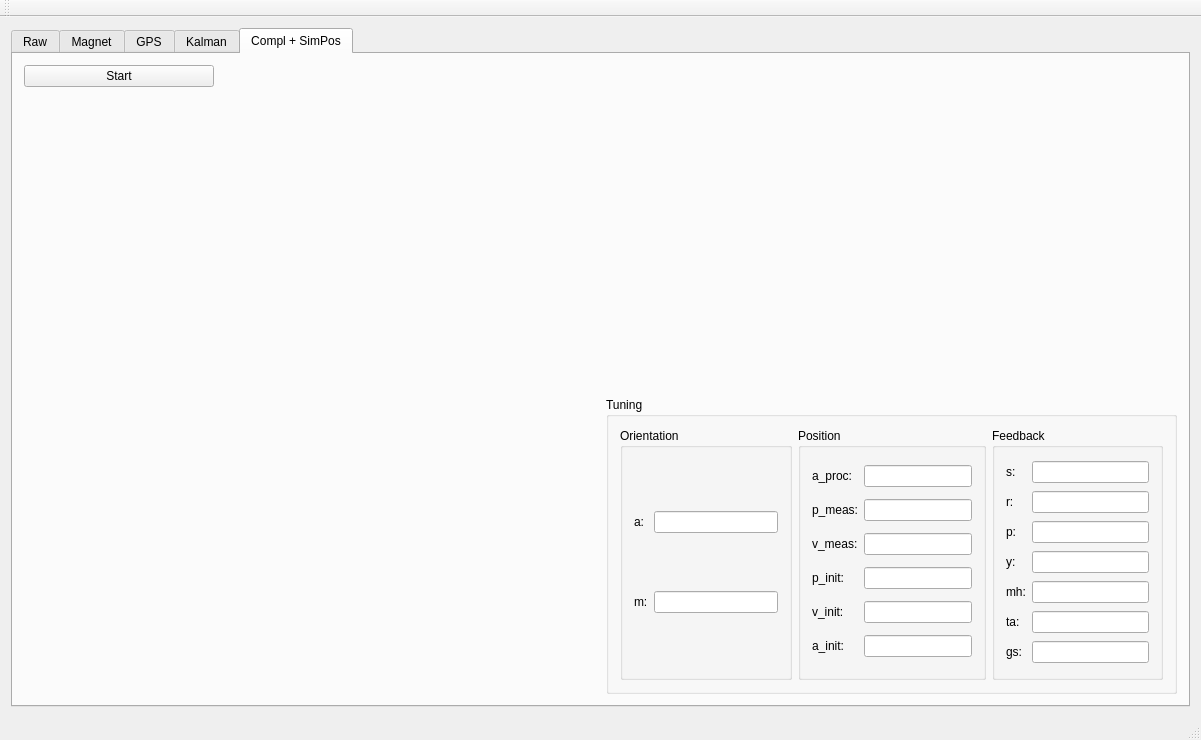
The window that ins_board_pc/mainwindow.ui (quantum-pie/ins-board-pc) describes before a commit, drawn with Qt 5.
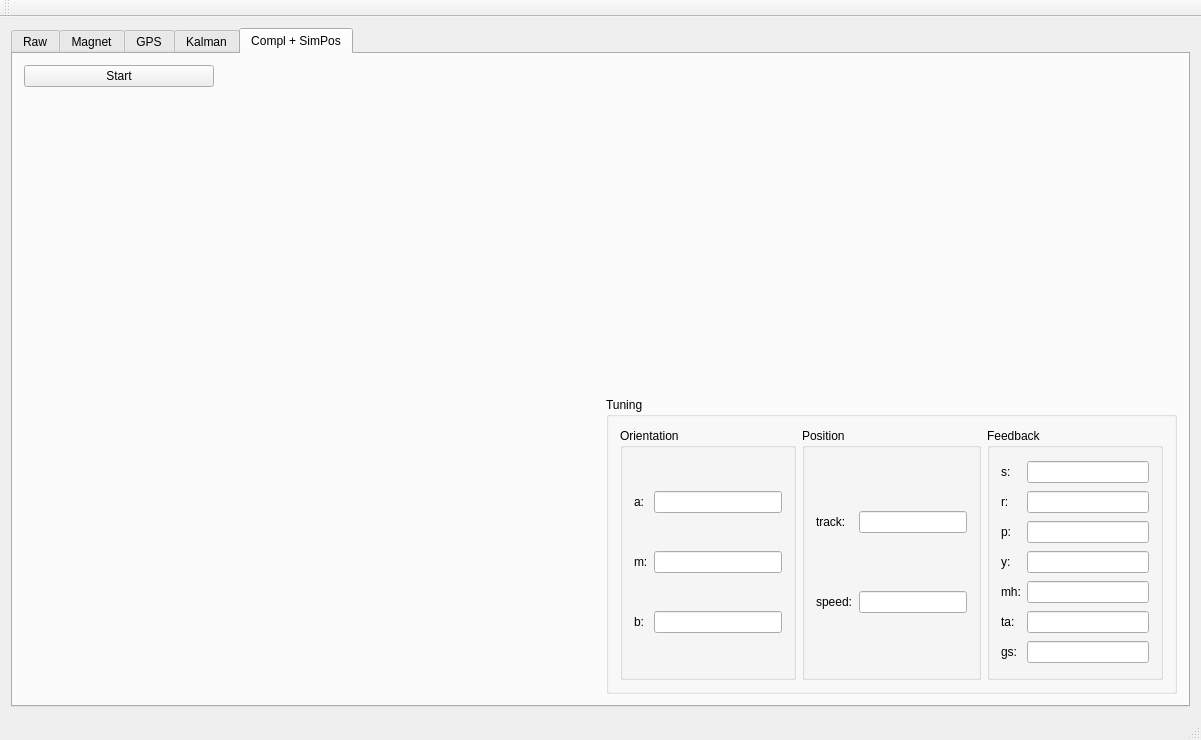
The same window after the commit. The open tabs and pages were chosen to show the change. Custom widgets are drawn as their Qt base class.

Commit message: Partially implemented mainwindow constructor

Patch:
```diff
--- a/ins_board_pc/mainwindow.ui
+++ b/ins_board_pc/mainwindow.ui
@@ -865,6 +865,16 @@
               <item row="1" column="1">
                <widget class="QLineEdit" name="m_gain_le"/>
               </item>
+              <item row="2" column="1">
+               <widget class="QLineEdit" name="b_gain_le"/>
+              </item>
+              <item row="2" column="0">
+               <widget class="QLabel" name="label_39">
+                <property name="text">
+                 <string>b:</string>
+                </property>
+               </widget>
+              </item>
              </layout>
             </widget>
            </item>
@@ -874,13 +884,13 @@
               <string>Position</string>
              </property>
              <layout class="QGridLayout" name="gridLayout_11" columnstretch="0,0,0">
-              <item row="7" column="1" colspan="2">
-               <widget class="QLineEdit" name="vel2_init_le"/>
+              <item row="0" column="1" colspan="2">
+               <widget class="QLineEdit" name="init_track_le"/>
               </item>
               <item row="0" column="0">
                <widget class="QLabel" name="label_37">
                 <property name="text">
-                 <string>a_proc:</string>
+                 <string>track:</string>
                 </property>
                </widget>
               </item>
@@ -890,50 +900,10 @@
               <item row="1" column="0">
                <widget class="QLabel" name="label_38">
                 <property name="text">
-                 <string>p_meas:</string>
+                 <string>speed:</string>
                 </property>
                </widget>
               </item>
-              <item row="7" column="0">
-               <widget class="QLabel" name="label_41">
-                <property name="text">
-                 <string>v_init:</string>
-                </property>
-               </widget>
-              </item>
-              <item row="2" column="0">
-               <widget class="QLabel" name="label_39">
-                <property name="text">
-                 <string>v_meas:</string>
-                </property>
-               </widget>
-              </item>
-              <item row="2" column="1" colspan="2">
-               <widget class="QLineEdit" name="vel2_meas_le"/>
-              </item>
-              <item row="6" column="0">
-               <widget class="QLabel" name="label_40">
-                <property name="text">
-                 <string>p_init:</string>
-                </property>
-               </widget>
-              </item>
-              <item row="6" column="1" colspan="2">
-               <widget class="QLineEdit" name="pos2_init_le"/>
-              </item>
-              <item row="8" column="0">
-               <widget class="QLabel" name="label_42">
-                <property name="text">
-                 <string>a_init:</string>
-                </property>
-               </widget>
-              </item>
-              <item row="0" column="1" colspan="2">
-               <widget class="QLineEdit" name="accel2_proc_le"/>
-              </item>
-              <item row="8" column="1" colspan="2">
-               <widget class="QLineEdit" name="accel2_init_le"/>
-              </item>
              </layout>
             </widget>
            </item>
```
Left out of the diff: 4 changed lines with no effect on the pictures. The commit also changes 2 other files.
